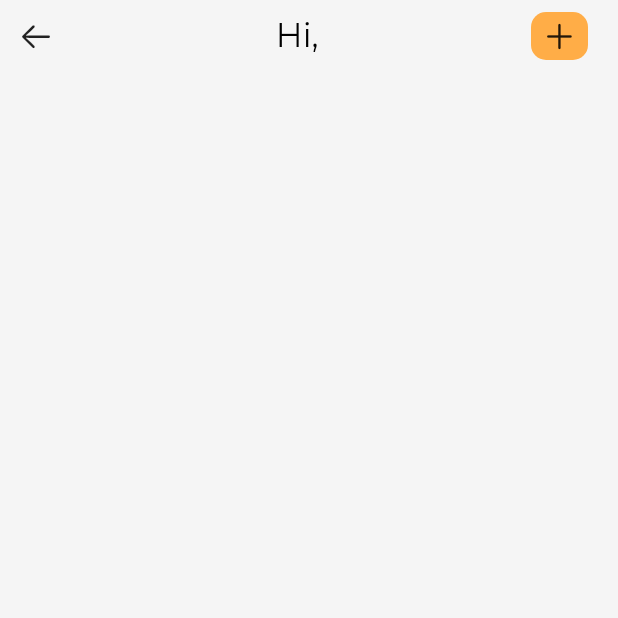
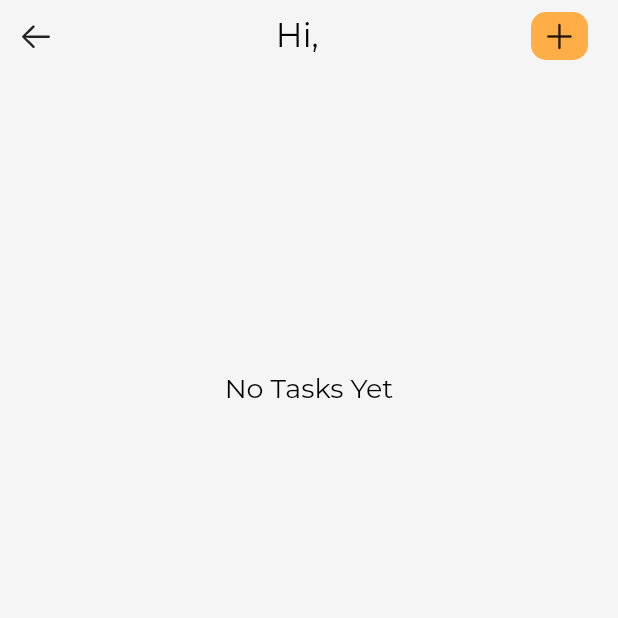
Before and after one commit to vmgarciahurtado/todo-app, a Flutter app: the HomeView screen opened directly, on a phone screen of 412 x 824 dp, the top half of it. Run offline on Flutter 3.47's test engine with Material 2 defaults, Android fonts, the phone set to English and light mode, and no system bars; our stand-ins replace dio, email_validator, flutter_spinkit, get, get_storage; accounts and stored records are empty; network calls fail; statements that could not run were skipped.

Commit message:
delete task

```diff
--- a/lib/infrastructure/api/firebase_api.dart
+++ b/lib/infrastructure/api/firebase_api.dart
@@ -46,7 +46,7 @@ class Api {
 
     try {
       final resp = await _dio.delete(path, data: formData);
-      return resp.data;
+      return resp;
     } on DioError catch (e) {
       throw ('Error en el DELETE $e');
     }
--- a/lib/presentation/home/view/home.dart
+++ b/lib/presentation/home/view/home.dart
@@ -48,19 +48,49 @@ class HomeView extends StatelessWidget {
                 const SizedBox(width: 20)
               ],
             ),
+            Obx(
+              () => Visibility(
+                  visible: viewModel.listTasks.isEmpty,
+                  child: Expanded(
+                    child: Center(
+                      child: Column(
+                        children: [
+                          const SizedBox(height: 200),
+                          Text(
+                            'No Tasks Yet',
+                            style: TextStyles.subTitle2Style(),
+                          ),
+                        ],
+                      ),
+                    ),
+                  )),
+            ),
             const SizedBox(height: 20),
             Obx(() => Visibility(
                   visible: viewModel.listTasks.isNotEmpty,
                   child: Container(
                     margin: const EdgeInsets.only(left: 20),
-                    child: Text(
+                    child: Row(
+                      children: [
+                        Text(
                           'Tasks',
                           style: TextStyles.subTitle2Style(),
+                        ),
+                        const Spacer(),
+                        IconButton(
+                            onPressed: () {},
+                            icon: const Image(
+                                width: 20,
+                                height: 20,
+                                image: AssetImage('assets/icons/order.png')))
+                      ],
                     ),
                   ),
                 )),
             Expanded(
-              child: Obx(() => ListView.builder(
+              child: Obx(() => Visibility(
+                    visible: viewModel.listTasks.isNotEmpty,
+                    child: ListView.builder(
                       itemCount: viewModel.listTasks.length,
                       itemBuilder: (BuildContext context, int position) {
                         return TaskItem(
@@ -68,6 +98,7 @@ class HomeView extends StatelessWidget {
                           task: viewModel.listTasks[position],
                         );
                       },
+                    ),
                   )),
             ),
           ],
```
Also changed, not shown: lib/presentation/home/view_model/view_model.dart (+16 -0 lines), lib/presentation/home/widgets/task_item.dart (+21 -5 lines), assets/icons/order.png (added). Lines whose indentation alone changed are shown as unchanged.
